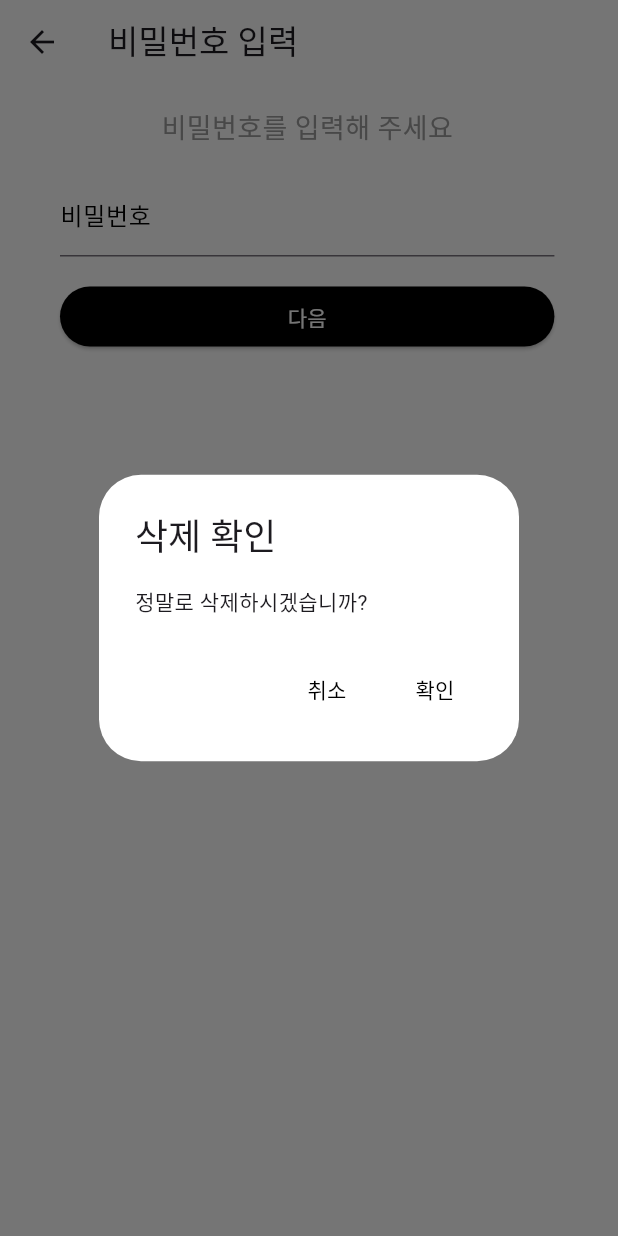
After one commit to geonwoo0215/Fit-front, a Flutter app: the PasswordInputPage screen opened directly, after a tap on "다음", on a phone screen of 412 x 824 dp. The commit adds this screen. Run offline on Flutter 3.47's test engine with Material 3 defaults, Android fonts, the phone set to English and light mode, and no system bars; our stand-ins replace dio, flutter_secure_storage, image_picker; accounts and stored records are empty.

Commit message:
refactor : 회원 탈퇴 기능 추가

```diff
--- /dev/null
+++ b/lib/pages/password_input_page.dart
@@ -0,0 +1,137 @@
+import 'package:dio/dio.dart';
+import 'package:flutter/material.dart';
+import 'package:flutter_secure_storage/flutter_secure_storage.dart';
+
+class PasswordInputPage extends StatefulWidget {
+  @override
+  _PasswordInputPageState createState() => _PasswordInputPageState();
+}
+
+class _PasswordInputPageState extends State<PasswordInputPage> {
+  final TextEditingController _passwordController = TextEditingController();
+  final FlutterSecureStorage _secureStorage = FlutterSecureStorage();
+  Dio dio = Dio();
+
+  Future<void> delete() async {
+    String? jwtToken = await _secureStorage.read(key: 'jwt_token');
+
+    try {
+      String password = _passwordController.text;
+
+      Response response = await dio.delete(
+        'https://fitcorp.xyz/members',
+        data: {'password': password},
+        options: Options(
+          headers: {
+            'Authorization': 'Bearer $jwtToken',
+          },
+        ),
+      );
+      if (response.statusCode == 204) {
+        await _secureStorage.delete(key: 'jwt_token');
+        Navigator.pushReplacementNamed(context, '/login');
+      }
+    } catch (error) {
+      print('오류 발생: $error');
+    }
+  }
+
+  Future<void> _showDeleteConfirmationDialog() async {
+    return showDialog<void>(
+      context: context,
+      builder: (BuildContext context) {
+        return AlertDialog(
+          surfaceTintColor: Colors.white,
+          backgroundColor: Colors.white,
+          title: Text('삭제 확인'),
+          content: Text('정말로 삭제하시겠습니까?'),
+          actions: [
+            TextButton(
+              onPressed: () {
+                Navigator.of(context).pop();
+              },
+              child: Text('취소', style: TextStyle(color: Colors.black)),
+            ),
+            TextButton(
+              onPressed: () {
+                delete();
+              },
+              child: Text('확인', style: TextStyle(color: Colors.black)),
+            ),
+          ],
+        );
+      },
+    );
+  }
+
+  @override
+  Widget build(BuildContext context) {
+    return Scaffold(
+      backgroundColor: Colors.white,
+      appBar: AppBar(
+        title: Text('비밀번호 입력'),
+        leading: IconButton(
+          icon: Icon(Icons.arrow_back),
+          onPressed: () {
+            Navigator.pop(context);
+          },
+        ),
+        backgroundColor: Colors.white,
+      ),
+      body: SingleChildScrollView(
+        child: Column(
+          children: [
+            SizedBox(height: 16.0),
+            Padding(
+              padding: const EdgeInsets.symmetric(horizontal: 40.0),
+              child: Text(
+                '비밀번호를 입력해 주세요',
+                style: TextStyle(fontSize: 18.0, color: Colors.grey),
+              ),
+            ),
+            SizedBox(height: 16.0),
+            Padding(
+              padding: const EdgeInsets.symmetric(horizontal: 40.0),
+              child: Container(
+                width: MediaQuery.of(context).size.width * 0.8,
+                child: TextFormField(
+                  controller: _passwordController,
+                  decoration: InputDecoration(
+                    labelText: '비밀번호',
+                    labelStyle: TextStyle(
+                      color: Colors.black,
+                    ),
+                    focusedBorder: UnderlineInputBorder(
+                      borderSide: BorderSide(
+                        color: Colors.black,
+                      ),
+                    ),
+                  ),
+                  obscureText: true,
+                ),
+              ),
+            ),
+            SizedBox(height: 16.0),
+            Container(
+              width: MediaQuery.of(context).size.width * 0.8,
+              child: ElevatedButton(
+                onPressed: () {
+                  _showDeleteConfirmationDialog();
+                },
+                style: ElevatedButton.styleFrom(
+                  backgroundColor: Colors.black,
+                ),
+                child: Text(
+                  '다음',
+                  style: TextStyle(
+                    color: Colors.white,
+                  ),
+                ),
+              ),
+            ),
+          ],
+        ),
+      ),
+    );
+  }
+}
```
Also changed, not shown: lib/pages/profile_page.dart (+15 -0 lines), 58 other files.
